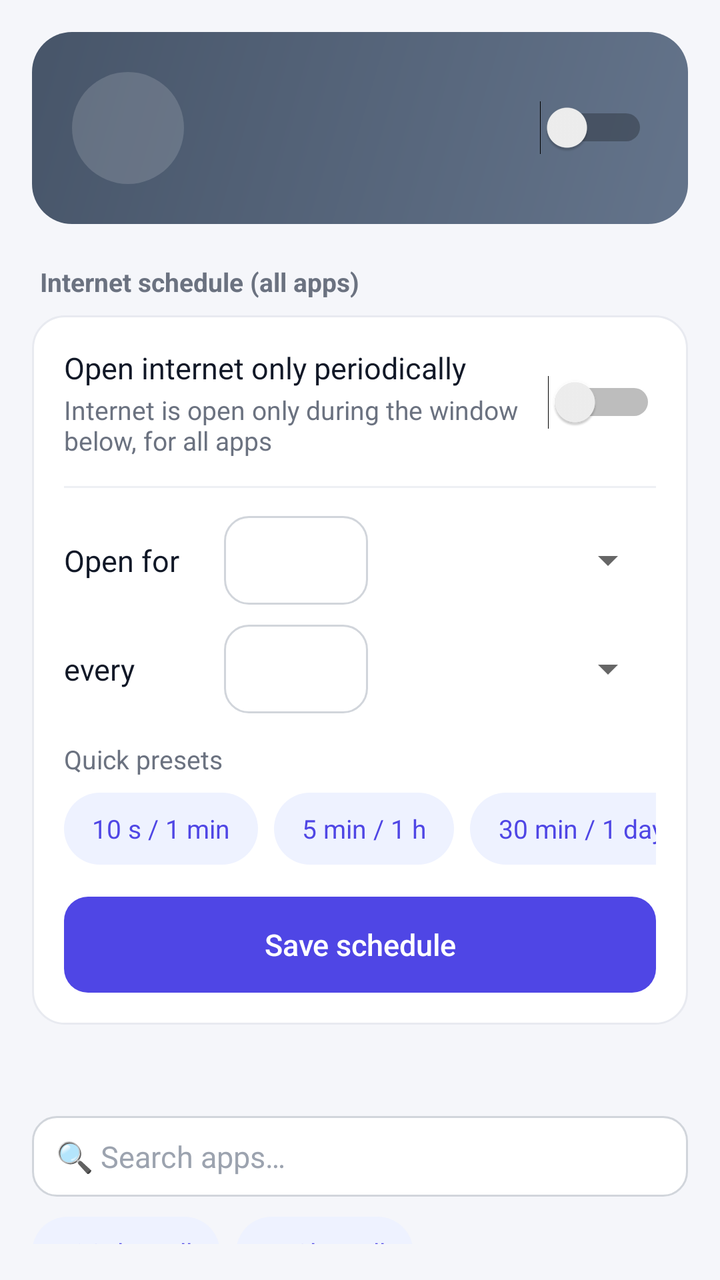
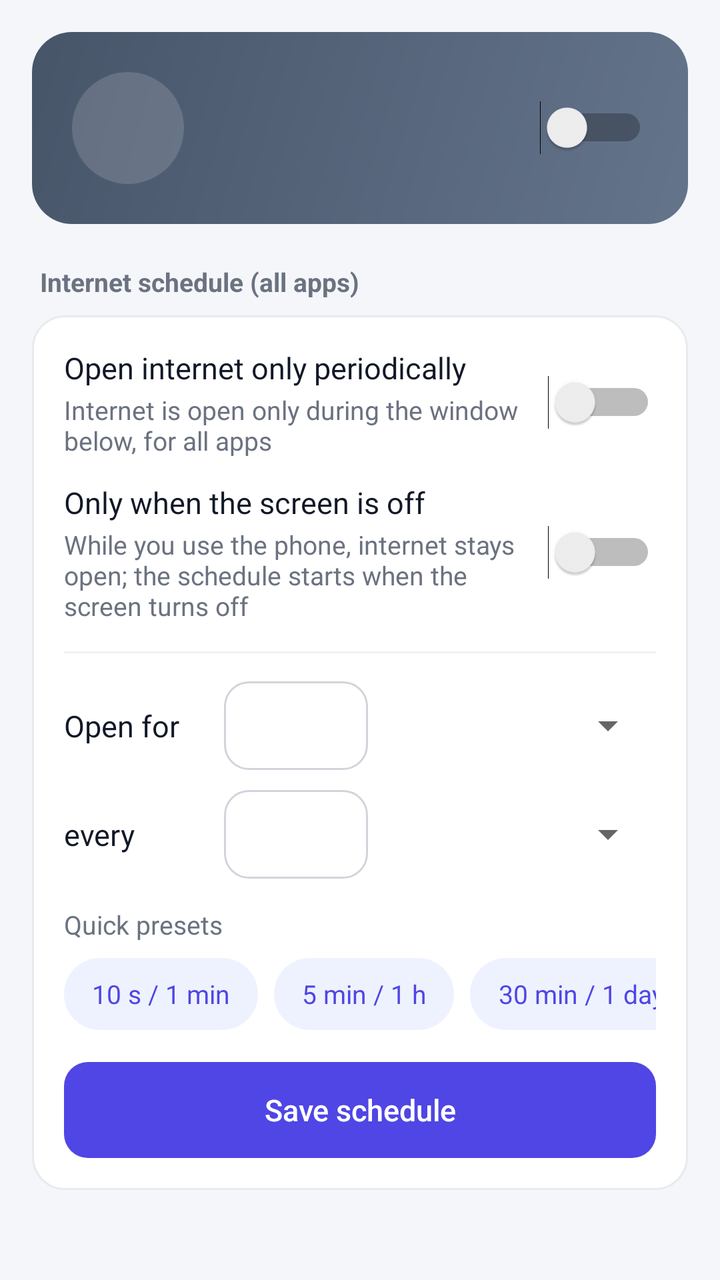

Screens rendered from an Android XML layout before and after an edit, with the pre-edit source and the edit as a unified diff.
<!-- AndroidManifest.xml: application theme AppTheme -->
<!-- res/layout/firewall_header.xml -->
<?xml version="1.0" encoding="utf-8"?>
<LinearLayout xmlns:android="http://schemas.android.com/apk/res/android"
    android:layout_width="match_parent"
    android:layout_height="wrap_content"
    android:orientation="vertical"
    android:paddingStart="16dp"
    android:paddingTop="16dp"
    android:paddingEnd="16dp"
    android:paddingBottom="8dp">

    
    <LinearLayout
        android:id="@+id/fwCard"
        android:layout_width="match_parent"
        android:layout_height="wrap_content"
        android:background="@drawable/bg_status_off"
        android:gravity="center_vertical"
        android:orientation="horizontal"
        android:padding="20dp">

        <TextView
            android:id="@+id/fwIcon"
            android:layout_width="56dp"
            android:layout_height="56dp"
            android:background="@drawable/bg_blocked_circle"
            android:gravity="center"
            android:textSize="28sp" />

        <LinearLayout
            android:layout_width="0dp"
            android:layout_height="wrap_content"
            android:layout_marginStart="16dp"
            android:layout_weight="1"
            android:orientation="vertical">

            <TextView
                android:id="@+id/fwTitle"
                android:layout_width="match_parent"
                android:layout_height="wrap_content"
                android:textColor="#FFFFFF"
                android:textSize="19sp"
                android:textStyle="bold" />

            <TextView
                android:id="@+id/fwSub"
                android:layout_width="match_parent"
                android:layout_height="wrap_content"
                android:layout_marginTop="2dp"
                android:textColor="#E6FFFFFF"
                android:textSize="14sp" />
        </LinearLayout>

        <Switch
            android:id="@+id/fwSwitch"
            android:layout_width="wrap_content"
            android:layout_height="wrap_content"
            android:layout_marginStart="8dp" />
    </LinearLayout>

    
    <TextView
        style="@style/SectionTitle"
        android:text="@string/fw_sched_header" />

    <LinearLayout
        android:layout_width="match_parent"
        android:layout_height="wrap_content"
        android:background="@drawable/bg_card"
        android:orientation="vertical"
        android:padding="16dp">

        <LinearLayout
            android:layout_width="match_parent"
            android:layout_height="wrap_content"
            android:gravity="center_vertical"
            android:orientation="horizontal">

            <LinearLayout
                android:layout_width="0dp"
                android:layout_height="wrap_content"
                android:layout_weight="1"
                android:orientation="vertical">

                <TextView
                    android:layout_width="match_parent"
                    android:layout_height="wrap_content"
                    android:text="@string/fw_sched_enable"
                    android:textColor="@color/text"
                    android:textSize="15sp" />

                <TextView
                    android:layout_width="match_parent"
                    android:layout_height="wrap_content"
                    android:layout_marginTop="2dp"
                    android:text="@string/fw_sched_sub"
                    android:textColor="@color/text_muted"
                    android:textSize="13sp" />
            </LinearLayout>

            <Switch
                android:id="@+id/schedSwitch"
                android:layout_width="wrap_content"
                android:layout_height="wrap_content"
                android:layout_marginStart="12dp" />
        </LinearLayout>

        <View
            android:layout_width="match_parent"
            android:layout_height="1dp"
            android:layout_marginTop="14dp"
            android:layout_marginBottom="14dp"
            android:background="@color/divider" />

        <LinearLayout
            android:layout_width="match_parent"
            android:layout_height="wrap_content"
            android:gravity="center_vertical"
            android:orientation="horizontal">

            <TextView
                android:layout_width="80dp"
                android:layout_height="wrap_content"
                android:text="@string/fw_allow_for"
                android:textColor="@color/text"
                android:textSize="15sp" />

            <EditText
                android:id="@+id/onVal"
                android:layout_width="72dp"
                android:layout_height="wrap_content"
                android:background="@drawable/bg_input"
                android:gravity="center"
                android:inputType="number"
                android:maxLength="4"
                android:textColor="@color/text" />

            <Spinner
                android:id="@+id/onUnit"
                android:layout_width="0dp"
                android:layout_height="wrap_content"
                android:layout_marginStart="8dp"
                android:layout_weight="1" />
        </LinearLayout>

        <LinearLayout
            android:layout_width="match_parent"
            android:layout_height="wrap_content"
            android:layout_marginTop="10dp"
            android:gravity="center_vertical"
            android:orientation="horizontal">

            <TextView
                android:layout_width="80dp"
                android:layout_height="wrap_content"
                android:text="@string/fw_every"
                android:textColor="@color/text"
                android:textSize="15sp" />

            <EditText
                android:id="@+id/everyVal"
                android:layout_width="72dp"
                android:layout_height="wrap_content"
                android:background="@drawable/bg_input"
                android:gravity="center"
                android:inputType="number"
                android:maxLength="4"
                android:textColor="@color/text" />

            <Spinner
                android:id="@+id/everyUnit"
                android:layout_width="0dp"
                android:layout_height="wrap_content"
                android:layout_marginStart="8dp"
                android:layout_weight="1" />
        </LinearLayout>

        <TextView
            android:layout_width="match_parent"
            android:layout_height="wrap_content"
            android:layout_marginTop="14dp"
            android:layout_marginBottom="8dp"
            android:text="@string/fw_presets"
            android:textColor="@color/text_muted"
            android:textSize="13sp" />

        <HorizontalScrollView
            android:layout_width="match_parent"
            android:layout_height="wrap_content"
            android:scrollbars="none">

            <LinearLayout
                android:layout_width="wrap_content"
                android:layout_height="wrap_content"
                android:orientation="horizontal">

                <TextView
                    android:id="@+id/preset1"
                    style="@style/Chip"
                    android:text="@string/preset_1" />

                <TextView
                    android:id="@+id/preset2"
                    style="@style/Chip"
                    android:text="@string/preset_2" />

                <TextView
                    android:id="@+id/preset3"
                    style="@style/Chip"
                    android:text="@string/preset_3" />
            </LinearLayout>
        </HorizontalScrollView>

        <Button
            android:id="@+id/saveSched"
            style="@style/PrimaryButton"
            android:layout_marginTop="16dp"
            android:text="@string/fw_save_sched" />
    </LinearLayout>

    
    <TextView
        android:id="@+id/fwAppsHeader"
        style="@style/SectionTitle" />

    <EditText
        android:id="@+id/fwSearch"
        android:layout_width="match_parent"
        android:layout_height="wrap_content"
        android:layout_marginBottom="10dp"
        android:background="@drawable/bg_input"
        android:hint="@string/search_hint"
        android:inputType="text"
        android:singleLine="true"
        android:textColor="@color/text"
        android:textColorHint="@color/text_faint"
        android:textSize="15sp" />

    <HorizontalScrollView
        android:layout_width="match_parent"
        android:layout_height="wrap_content"
        android:layout_marginBottom="10dp"
        android:scrollbars="none">

        <LinearLayout
            android:layout_width="wrap_content"
            android:layout_height="wrap_content"
            android:orientation="horizontal">

            <TextView
                android:id="@+id/fwChipAll"
                style="@style/Chip"
                android:text="@string/chip_select_all" />

            <TextView
                android:id="@+id/fwChipNone"
                style="@style/Chip"
                android:text="@string/chip_clear" />
        </LinearLayout>
    </HorizontalScrollView>

</LinearLayout>
<!-- resources referenced by this layout -->
<resources>
  <color name="divider">#EEF0F4</color>
  <color name="text">#111827</color>
  <color name="text_faint">#9CA3AF</color>
  <color name="text_muted">#6B7280</color>
  <!-- drawable bg_blocked_circle (drawable) -->
  <?xml version="1.0" encoding="utf-8"?>
  <shape xmlns:android="http://schemas.android.com/apk/res/android" android:shape="oval">
      <solid android:color="#26FFFFFF" />
  </shape>
  <!-- drawable bg_card (drawable) -->
  <?xml version="1.0" encoding="utf-8"?>
  <shape xmlns:android="http://schemas.android.com/apk/res/android" android:shape="rectangle">
      <solid android:color="@color/card" />
      <corners android:radius="16dp" />
      <stroke android:width="1dp" android:color="@color/card_stroke" />
  </shape>
  <!-- drawable bg_input (drawable) -->
  <?xml version="1.0" encoding="utf-8"?>
  <shape xmlns:android="http://schemas.android.com/apk/res/android" android:shape="rectangle">
      <solid android:color="@color/card" />
      <corners android:radius="12dp" />
      <stroke android:width="1dp" android:color="#D1D5DB" />
      <padding android:left="12dp" android:top="10dp" android:right="12dp" android:bottom="10dp" />
  </shape>
  <!-- drawable bg_status_off (drawable) -->
  <?xml version="1.0" encoding="utf-8"?>
  <shape xmlns:android="http://schemas.android.com/apk/res/android" android:shape="rectangle">
      <gradient android:angle="315" android:startColor="#475569" android:endColor="#64748B" />
      <corners android:radius="20dp" />
  </shape>
  <string name="chip_clear">✕ Clear all</string>
  <string name="chip_select_all">✓ Select all</string>
  <string name="fw_allow_for">Open for</string>
  <string name="fw_every">every</string>
  <string name="fw_presets">Quick presets</string>
  <string name="fw_save_sched">Save schedule</string>
  <string name="fw_sched_enable">Open internet only periodically</string>
  <string name="fw_sched_header">Internet schedule (all apps)</string>
  <string name="fw_sched_sub">Internet is open only during the window below, for all apps</string>
  <string name="preset_1">10 s / 1 min</string>
  <string name="preset_2">5 min / 1 h</string>
  <string name="preset_3">30 min / 1 day</string>
  <string name="search_hint">🔍 Search apps…</string>
  <style name="AppTheme" parent="android:Theme.Material.Light.DarkActionBar">
          <item name="android:colorPrimary">@color/primary</item>
          <item name="android:colorPrimaryDark">@color/primary_dark</item>
          <item name="android:colorAccent">@color/primary</item>
          <item name="android:statusBarColor">@color/primary_dark</item>
          <item name="android:windowBackground">@color/bg</item>
      </style>
  <color name="card">#FFFFFF</color>
  <color name="card_stroke">#E8EAF0</color>
  <!-- drawable bg_chip (drawable) -->
  <?xml version="1.0" encoding="utf-8"?>
  <ripple xmlns:android="http://schemas.android.com/apk/res/android" android:color="#224F46E5">
      <item>
          <shape android:shape="rectangle">
              <solid android:color="@color/primary_soft" />
              <corners android:radius="18dp" />
          </shape>
      </item>
  </ripple>
  <color name="primary">#4F46E5</color>
  <!-- drawable btn_primary (drawable) -->
  <?xml version="1.0" encoding="utf-8"?>
  <ripple xmlns:android="http://schemas.android.com/apk/res/android" android:color="#33FFFFFF">
      <item>
          <shape android:shape="rectangle">
              <solid android:color="@color/primary" />
              <corners android:radius="12dp" />
          </shape>
      </item>
  </ripple>
  <color name="primary_dark">#4338CA</color>
  <color name="bg">#F5F6FA</color>
  <color name="primary_soft">#EEF2FF</color>
  <!-- unchanged entries left out for length: 3 -->
</resources>

<!-- the commit's change to res/layout/firewall_header.xml (unified diff, before → after) -->
@@ -104,6 +104,42 @@
                 android:layout_marginStart="12dp" />
         </LinearLayout>
 
+        <LinearLayout
+            android:layout_width="match_parent"
+            android:layout_height="wrap_content"
+            android:layout_marginTop="12dp"
+            android:gravity="center_vertical"
+            android:orientation="horizontal">
+
+            <LinearLayout
+                android:layout_width="0dp"
+                android:layout_height="wrap_content"
+                android:layout_weight="1"
+                android:orientation="vertical">
+
+                <TextView
+                    android:layout_width="match_parent"
+                    android:layout_height="wrap_content"
+                    android:text="@string/fw_screen_off_title"
+                    android:textColor="@color/text"
+                    android:textSize="15sp" />
+
+                <TextView
+                    android:layout_width="match_parent"
+                    android:layout_height="wrap_content"
+                    android:layout_marginTop="2dp"
+                    android:text="@string/fw_screen_off_sub"
+                    android:textColor="@color/text_muted"
+                    android:textSize="13sp" />
+            </LinearLayout>
+
+            <Switch
+                android:id="@+id/screenOffSwitch"
+                android:layout_width="wrap_content"
+                android:layout_height="wrap_content"
+                android:layout_marginStart="12dp" />
+        </LinearLayout>
+
         <View
             android:layout_width="match_parent"
             android:layout_height="1dp"
<!-- resource entries referenced after the edit -->
@@ -39,6 +39,8 @@
   <string name="fw_sched_enable">Open internet only periodically</string>
   <string name="fw_sched_header">Internet schedule (all apps)</string>
   <string name="fw_sched_sub">Internet is open only during the window below, for all apps</string>
+  <string name="fw_screen_off_sub">While you use the phone, internet stays open; the schedule starts when the screen turns off</string>
+  <string name="fw_screen_off_title">Only when the screen is off</string>
   <string name="preset_1">10 s / 1 min</string>
   <string name="preset_2">5 min / 1 h</string>
   <string name="preset_3">30 min / 1 day</string>
